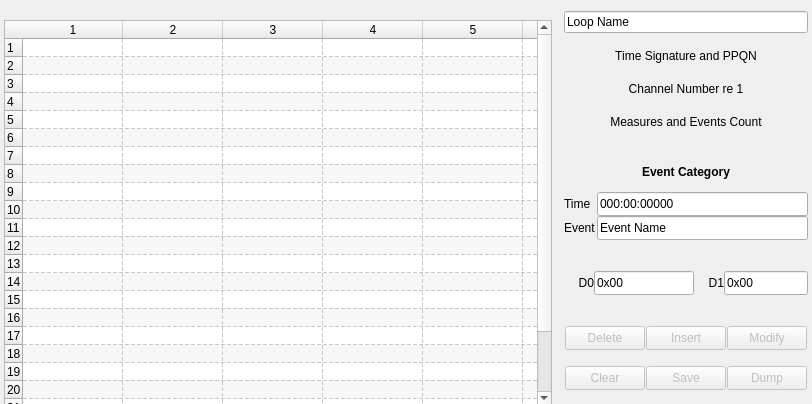
The window that seq_qt5/forms/qseqeventframe.ui (ahlstromcj/seq66) describes before a commit, drawn with Qt 5.
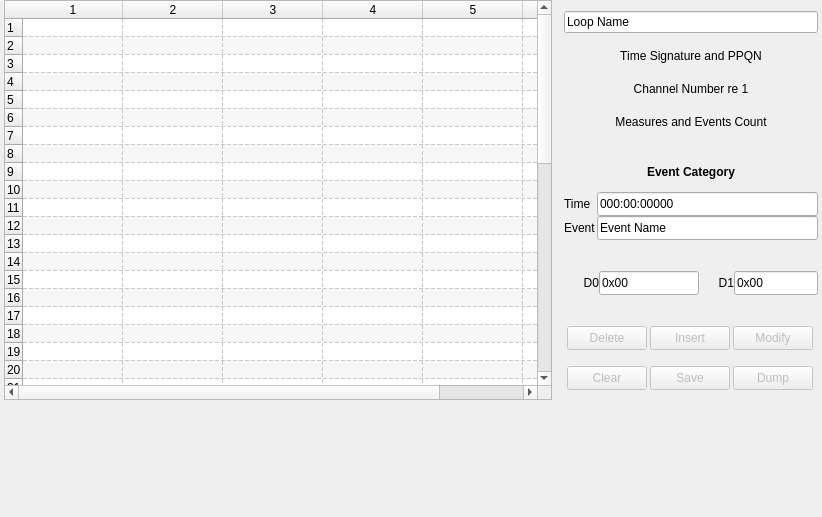
The same window after the commit.

Commit message: Fixed event editor to delete linked notes.

```diff
--- a/seq_qt5/forms/qseqeventframe.ui
+++ b/seq_qt5/forms/qseqeventframe.ui
@@ -6,8 +6,8 @@
    <rect>
     <x>0</x>
     <y>0</y>
-    <width>812</width>
-    <height>404</height>
+    <width>822</width>
+    <height>517</height>
    </rect>
   </property>
   <property name="sizePolicy">
@@ -254,88 +254,6 @@
      </item>
     </layout>
    </item>
-   <item row="0" column="0" rowspan="4">
-    <widget class="QTableWidget" name="eventTableWidget">
-     <property name="sizePolicy">
-      <sizepolicy hsizetype="Expanding" vsizetype="MinimumExpanding">
-       <horstretch>0</horstretch>
-       <verstretch>0</verstretch>
-      </sizepolicy>
-     </property>
-     <property name="minimumSize">
-      <size>
-       <width>548</width>
-       <height>400</height>
-      </size>
-     </property>
-     <property name="maximumSize">
-      <size>
-       <width>548</width>
-       <height>360</height>
-      </size>
-     </property>
-     <property name="toolTip">
-      <string>Shows the events in the pattern/sequence.  Events can be edited only with the controls at the right of this table.</string>
-     </property>
-     <property name="sizeAdjustPolicy">
-      <enum>QAbstractScrollArea::AdjustToContents</enum>
-     </property>
-     <property name="alternatingRowColors">
-      <bool>true</bool>
-     </property>
-     <property name="selectionBehavior">
-      <enum>QAbstractItemView::SelectRows</enum>
-     </property>
-     <property name="gridStyle">
-      <enum>Qt::DashLine</enum>
-     </property>
-     <property name="wordWrap">
-      <bool>false</bool>
-     </property>
-     <property name="rowCount">
-      <number>24</number>
-     </property>
-     <property name="columnCount">
-      <number>6</number>
-     </property>
-     <attribute name="verticalHeaderMinimumSectionSize">
-      <number>16</number>
-     </attribute>
-     <attribute name="verticalHeaderDefaultSectionSize">
-      <number>18</number>
-     </attribute>
-     <row/>
-     <row/>
-     <row/>
-     <row/>
-     <row/>
-     <row/>
-     <row/>
-     <row/>
-     <row/>
-     <row/>
-     <row/>
-     <row/>
-     <row/>
-     <row/>
-     <row/>
-     <row/>
-     <row/>
-     <row/>
-     <row/>
-     <row/>
-     <row/>
-     <row/>
-     <row/>
-     <row/>
-     <column/>
-     <column/>
-     <column/>
-     <column/>
-     <column/>
-     <column/>
-    </widget>
-   </item>
    <item row="3" column="1">
     <layout class="QGridLayout" name="gridLayout_2">
      <property name="verticalSpacing">
@@ -586,6 +504,112 @@
      </property>
     </spacer>
    </item>
+   <item row="0" column="0" rowspan="4" alignment="Qt::AlignTop">
+    <widget class="QTableWidget" name="eventTableWidget">
+     <property name="sizePolicy">
+      <sizepolicy hsizetype="Expanding" vsizetype="Expanding">
+       <horstretch>0</horstretch>
+       <verstretch>0</verstretch>
+      </sizepolicy>
+     </property>
+     <property name="minimumSize">
+      <size>
+       <width>548</width>
+       <height>400</height>
+      </size>
+     </property>
+     <property name="maximumSize">
+      <size>
+       <width>548</width>
+       <height>800</height>
+      </size>
+     </property>
+     <property name="toolTip">
+      <string>Shows the events in the pattern/sequence.  Events can be edited only with the controls at the right of this table.</string>
+     </property>
+     <property name="sizeAdjustPolicy">
+      <enum>QAbstractScrollArea::AdjustToContents</enum>
+     </property>
+     <property name="alternatingRowColors">
+      <bool>true</bool>
+     </property>
+     <property name="selectionBehavior">
+      <enum>QAbstractItemView::SelectRows</enum>
+     </property>
+     <property name="gridStyle">
+      <enum>Qt::DashLine</enum>
+     </property>
+     <property name="wordWrap">
+      <bool>false</bool>
+     </property>
+     <property name="rowCount">
+      <number>48</number>
+     </property>
+     <property name="columnCount">
+      <number>6</number>
+     </property>
+     <attribute name="verticalHeaderMinimumSectionSize">
+      <number>16</number>
+     </attribute>
+     <attribute name="verticalHeaderDefaultSectionSize">
+      <number>18</number>
+     </attribute>
+     <row/>
+     <row/>
+     <row/>
+     <row/>
+     <row/>
+     <row/>
+     <row/>
+     <row/>
+     <row/>
+     <row/>
+     <row/>
+     <row/>
+     <row/>
+     <row/>
+     <row/>
+     <row/>
+     <row/>
+     <row/>
+     <row/>
+     <row/>
+     <row/>
+     <row/>
+     <row/>
+     <row/>
+     <row/>
+     <row/>
+     <row/>
+     <row/>
+     <row/>
+     <row/>
+     <row/>
+     <row/>
+     <row/>
+     <row/>
+     <row/>
+     <row/>
+     <row/>
+     <row/>
+     <row/>
+     <row/>
+     <row/>
+     <row/>
+     <row/>
+     <row/>
+     <row/>
+     <row/>
+     <row/>
+     <row/>
+     <column/>
+     <column/>
+     <column/>
+     <column/>
+     <column/>
+     <column/>
+    </widget>
+   </item>
   </layout>
  </widget>
  <resources/>
```
Left out of the diff: 196 changed lines with no effect on the pictures. The commit also changes 11 other files.
